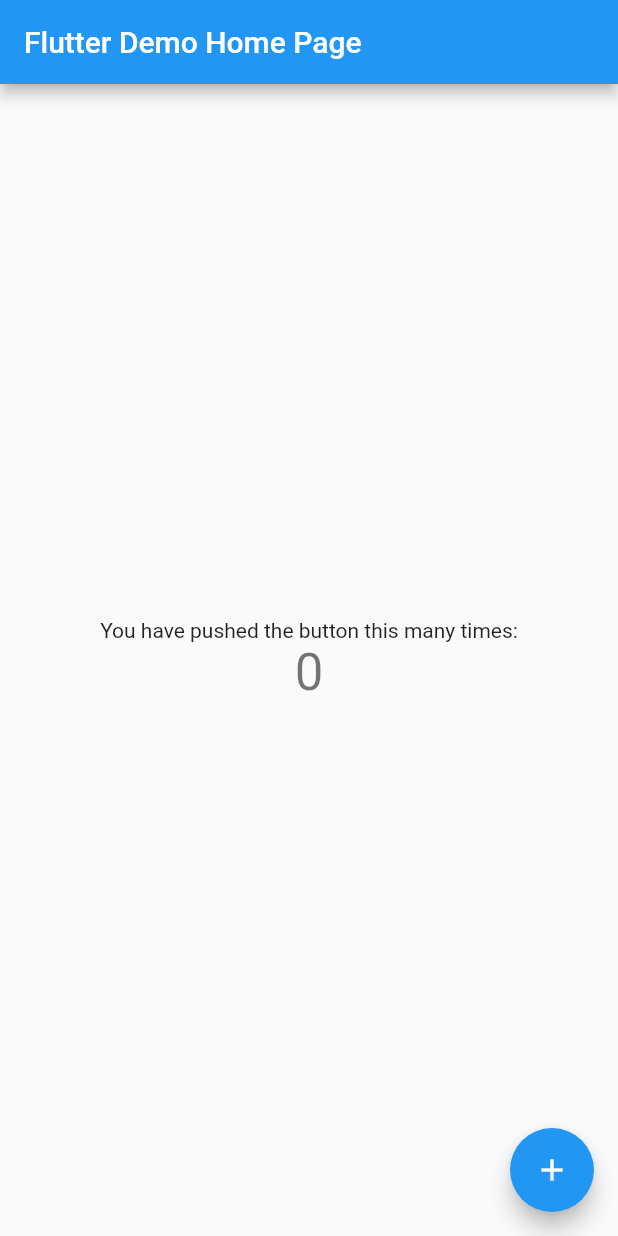
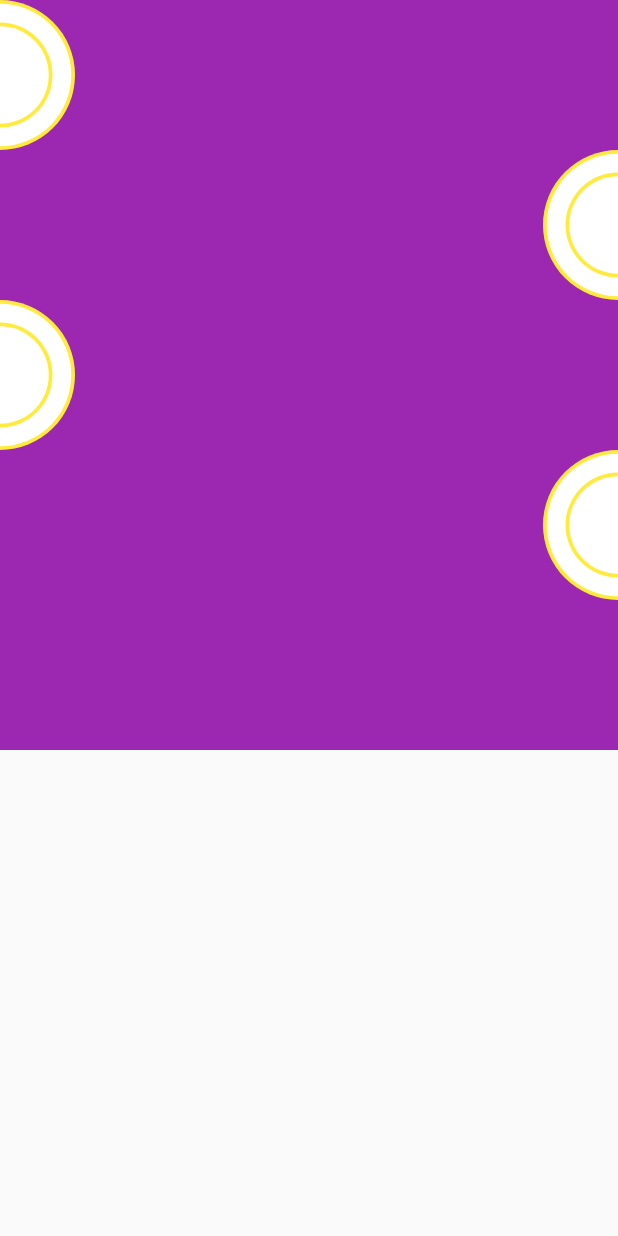
Before and after one commit to Agung91/login_pertama, a Flutter app: the screen it shows after launch, on a phone screen of 412 x 824 dp. Run offline on Flutter 3.47's test engine with Material 2 defaults, Android fonts, the phone set to English and light mode, and no system bars.

Commit message:
menambahkan design pada halaman login

```diff
--- /dev/null
+++ b/lib/login.dart
@@ -0,0 +1,192 @@
+import 'package:flutter/material.dart';
+
+class PageLogin extends StatelessWidget {
+  const PageLogin({Key? key}) : super(key: key);
+
+  @override
+  Widget build(BuildContext context) {
+    return Scaffold(
+      body: Column(
+        children: [
+          Container(
+            color: Colors.grey,
+            width: double.infinity,
+          ),
+          Stack(
+            children:[
+              Container(color: Colors.purple,width: double.infinity,height: 500,),
+              Positioned(
+                top: 0,
+                left: -50,
+                child: Container(
+                  height: 100.0,
+                  width: 100.0,
+                  decoration: BoxDecoration(
+                    shape: BoxShape.circle,
+                    color: Colors.yellow,
+                  ),
+                  child: Center(
+                    child: Container(
+                      height: 95.0,
+                      width: 95.0,
+                      decoration: BoxDecoration(
+                          color: Colors.white,
+                          shape: BoxShape.circle
+                      ),
+                      child: Center(
+                        child: Container(
+                          height: 70.0,
+                          width: 70.0,
+                          decoration: BoxDecoration(
+                            shape: BoxShape.circle,
+                            color: Colors.yellow,
+                          ),
+                          child: Center(
+                            child: Container(
+                              height: 65.0,
+                              width: 65.0,
+                              decoration: BoxDecoration(
+                                shape: BoxShape.circle,
+                                color: Colors.white,
+                              ),
+                            ),
+                          ),
+                        ),
+                      ),
+                    ),
+                  ),
+                ),
+              ),
+              Positioned(
+                top: 100,
+                right: -50,
+                child: Container(
+                  height: 100.0,
+                  width: 100.0,
+                  decoration: BoxDecoration(
+                    shape: BoxShape.circle,
+                    color: Colors.yellow,
+                  ),
+                  child: Center(
+                    child: Container(
+                      height: 95.0,
+                      width: 95.0,
+                      decoration: BoxDecoration(
+                          color: Colors.white,
+                          shape: BoxShape.circle
+                      ),
+                      child: Center(
+                        child: Container(
+                          height: 70.0,
+                          width: 70.0,
+                          decoration: BoxDecoration(
+                            shape: BoxShape.circle,
+                            color: Colors.yellow,
+                          ),
+                          child: Center(
+                            child: Container(
+                              height: 65.0,
+                              width: 65.0,
+                              decoration: BoxDecoration(
+                                shape: BoxShape.circle,
+                                color: Colors.white,
+                              ),
+                            ),
+                          ),
+                        ),
+                      ),
+                    ),
+                  ),
+                ),
+              ),
+              Positioned(
+                top: 200,
+                left: -50,
+                child: Container(
+                  height: 100.0,
+                  width: 100.0,
+                  decoration: BoxDecoration(
+                    shape: BoxShape.circle,
+                    color: Colors.yellow,
+                  ),
+                  child: Center(
+                    child: Container(
+                      height: 95.0,
+                      width: 95.0,
+                      decoration: BoxDecoration(
+                          color: Colors.white,
+                          shape: BoxShape.circle
+                      ),
+                      child: Center(
+                        child: Container(
+                          height: 70.0,
+                          width: 70.0,
+                          decoration: BoxDecoration(
+                            shape: BoxShape.circle,
+                            color: Colors.yellow,
+                          ),
+                          child: Center(
+                            child: Container(
+                              height: 65.0,
+                              width: 65.0,
+                              decoration: BoxDecoration(
+                                shape: BoxShape.circle,
+                                color: Colors.white,
+                              ),
+                            ),
+                          ),
+                        ),
+                      ),
+                    ),
+                  ),
+                ),
+              ),
+              Positioned(
+                top: 300,
+                right: -50,
+                child: Container(
+                  height: 100.0,
+                  width: 100.0,
+                  decoration: BoxDecoration(
+                    shape: BoxShape.circle,
+                    color: Colors.yellow,
+                  ),
+                  child: Center(
+                    child: Container(
+                      height: 95.0,
+                      width: 95.0,
+                      decoration: BoxDecoration(
+                          color: Colors.white,
+                          shape: BoxShape.circle
+                      ),
+                      child: Center(
+                        child: Container(
+                          height: 70.0,
+                          width: 70.0,
+                          decoration: BoxDecoration(
+                            shape: BoxShape.circle,
+                            color: Colors.yellow,
+                          ),
+                          child: Center(
+                            child: Container(
+                              height: 65.0,
+                              width: 65.0,
+                              decoration: BoxDecoration(
+                                shape: BoxShape.circle,
+                                color: Colors.white,
+                              ),
+                            ),
+                          ),
+                        ),
+                      ),
+                    ),
+                  ),
+                ),
+              ),
+            ]
+          ),
+        ],
+      ),
+    );
+  }
+}
--- a/lib/main.dart
+++ b/lib/main.dart
@@ -1,113 +1,21 @@
 import 'package:flutter/material.dart';
+import 'package:login_pertama/login.dart';
 
 void main() {
   runApp(MyApp());
 }
 
 class MyApp extends StatelessWidget {
-  // This widget is the root of your application.
+
   @override
   Widget build(BuildContext context) {
     return MaterialApp(
       title: 'Flutter Demo',
       theme: ThemeData(
-        // This is the theme of your application.
-        //
-        // Try running your application with "flutter run". You'll see the
-        // application has a blue toolbar. Then, without quitting the app, try
-        // changing the primarySwatch below to Colors.green and then invoke
-        // "hot reload" (press "r" in the console where you ran "flutter run",
-        // or simply save your changes to "hot reload" in a Flutter IDE).
-        // Notice that the counter didn't reset back to zero; the application
-        // is not restarted.
+
         primarySwatch: Colors.blue,
       ),
-      home: MyHomePage(title: 'Flutter Demo Home Page'),
+      home: PageLogin(),
     );
   }
 }
-
-class MyHomePage extends StatefulWidget {
-  MyHomePage({Key? key, required this.title}) : super(key: key);
-
-  // This widget is the home page of your application. It is stateful, meaning
-  // that it has a State object (defined below) that contains fields that affect
-  // how it looks.
-
-  // This class is the configuration for the state. It holds the values (in this
-  // case the title) provided by the parent (in this case the App widget) and
-  // used by the build method of the State. Fields in a Widget subclass are
-  // always marked "final".
-
-  final String title;
-
-  @override
-  _MyHomePageState createState() => _MyHomePageState();
-}
-
-class _MyHomePageState extends State<MyHomePage> {
-  int _counter = 0;
-
-  void _incrementCounter() {
-    setState(() {
-      // This call to setState tells the Flutter framework that something has
-      // changed in this State, which causes it to rerun the build method below
-      // so that the display can reflect the updated values. If we changed
-      // _counter without calling setState(), then the build method would not be
-      // called again, and so nothing would appear to happen.
-      _counter++;
-    });
-  }
-
-  @override
-  Widget build(BuildContext context) {
-    // This method is rerun every time setState is called, for instance as done
-    // by the _incrementCounter method above.
-    //
-    // The Flutter framework has been optimized to make rerunning build methods
-    // fast, so that you can just rebuild anything that needs updating rather
-    // than having to individually change instances of widgets.
-    return Scaffold(
-      appBar: AppBar(
-        // Here we take the value from the MyHomePage object that was created by
-        // the App.build method, and use it to set our appbar title.
-        title: Text(widget.title),
-      ),
-      body: Center(
-        // Center is a layout widget. It takes a single child and positions it
-        // in the middle of the parent.
-        child: Column(
-          // Column is also a layout widget. It takes a list of children and
-          // arranges them vertically. By default, it sizes itself to fit its
-          // children horizontally, and tries to be as tall as its parent.
-          //
-          // Invoke "debug painting" (press "p" in the console, choose the
-          // "Toggle Debug Paint" action from the Flutter Inspector in Android
-          // Studio, or the "Toggle Debug Paint" command in Visual Studio Code)
-          // to see the wireframe for each widget.
-          //
-          // Column has various properties to control how it sizes itself and
-          // how it positions its children. Here we use mainAxisAlignment to
-          // center the children vertically; the main axis here is the vertical
-          // axis because Columns are vertical (the cross axis would be
-          // horizontal).
-          mainAxisAlignment: MainAxisAlignment.center,
-          children: <Widget>[
-            Text(
-              'You have pushed the button this many times:',
-            ),
-            Text(
-              '$_counter',
-              style: Theme.of(context).textTheme.headline4,
-            ),
-          ],
-        ),
-      ),
-      floatingActionButton: FloatingActionButton(
-        onPressed: _incrementCounter,
-        tooltip: 'Increment',
-        child: Icon(Icons.add),
-      ), // This trailing comma makes auto-formatting nicer for build methods.
-    );
-  }
-}
```
